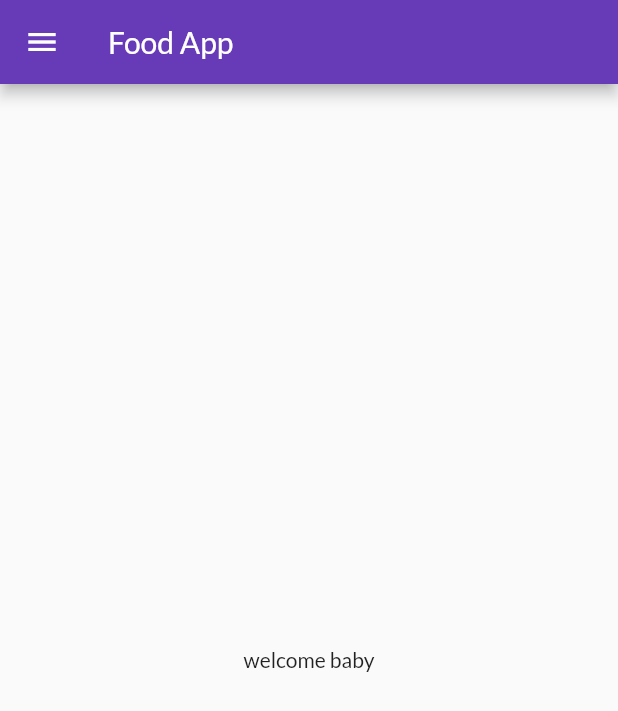
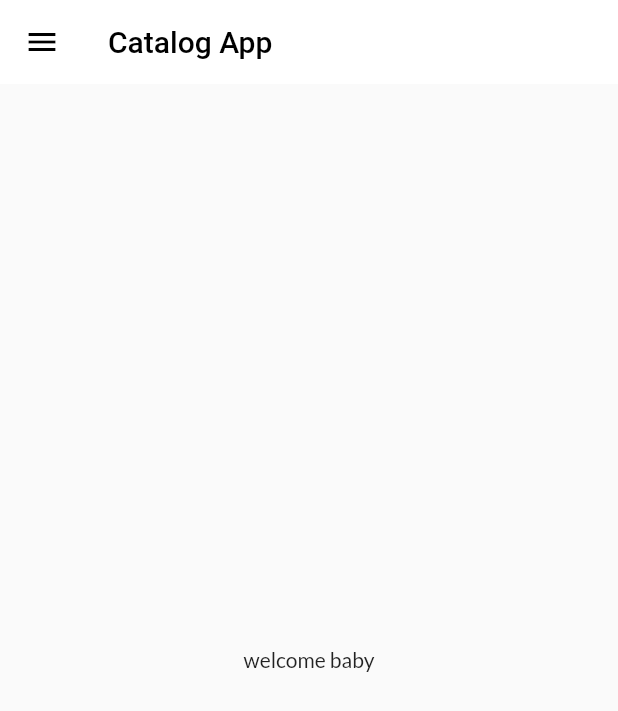
Before and after one commit to Abid-Malik1/flutter_catalog, a Flutter app: the screen it shows after launch, on a phone screen of 412 x 824 dp. Shown: the top 711 px of the screen. Run offline on Flutter 3.47's test engine with Material 2 defaults, Android fonts, the phone set to English and light mode, and no system bars; our stand-ins replace google_fonts.

Commit message:
theme extracted

```diff
--- a/lib/main.dart
+++ b/lib/main.dart
@@ -2,6 +2,7 @@ import 'package:flutter/material.dart';
 import 'package:flutter_catalog/pages/home_page.dart';
 import 'package:flutter_catalog/pages/login_page.dart';
 import 'package:flutter_catalog/utils/routes.dart';
+import 'package:flutter_catalog/widgets/themes.dart';
 import 'package:google_fonts/google_fonts.dart';
 
 void main() {
@@ -15,14 +16,8 @@ class MyApp extends StatelessWidget {
   Widget build(BuildContext context) {
     return MaterialApp(
       themeMode: ThemeMode.light,
-      theme: ThemeData(
-        primarySwatch: Colors.deepPurple,
-        fontFamily: GoogleFonts.lato().fontFamily,
-        primaryTextTheme: GoogleFonts.latoTextTheme(),
-      ),
-      darkTheme: ThemeData(
-        brightness: Brightness.light,
-      ),
+      theme: MyTheme.lightTheme(context),
+      darkTheme: MyTheme.darkTheme(context),
       debugShowCheckedModeBanner: false,
       initialRoute: MyRoutes.homeRoute,
       routes: {
--- a/lib/pages/home_page.dart
+++ b/lib/pages/home_page.dart
@@ -8,7 +8,10 @@ class HomePage extends StatelessWidget {
   Widget build(BuildContext context) {
     return Scaffold(
       appBar: AppBar(
-        title: Text("Food App"),
+        title: Text(
+          "Catalog App",
+          style: TextStyle(color: Colors.black),
+        ),
       ),
       body: Center(
         child: Container(
--- /dev/null
+++ b/lib/widgets/themes.dart
@@ -0,0 +1,17 @@
+import 'package:flutter/material.dart';
+import 'package:google_fonts/google_fonts.dart';
+
+class MyTheme {
+  static ThemeData lightTheme(BuildContext context) => ThemeData(
+        primarySwatch: Colors.deepPurple,
+        fontFamily: GoogleFonts.lato().fontFamily,
+        appBarTheme: AppBarTheme(
+            color: Colors.white,
+            elevation: 0.0,
+            iconTheme: IconThemeData(color: Colors.black),
+            textTheme: Theme.of(context).textTheme),
+      );
+  static ThemeData darkTheme(BuildContext context) => ThemeData(
+    brightness: Brightness.dark
+  );
+}
```
